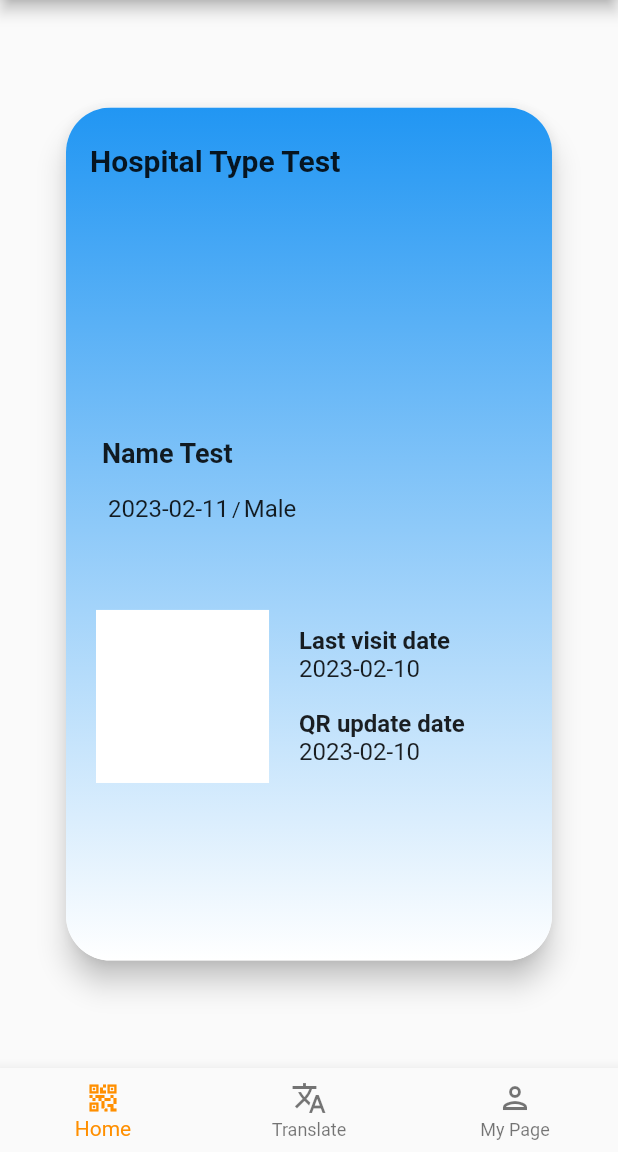
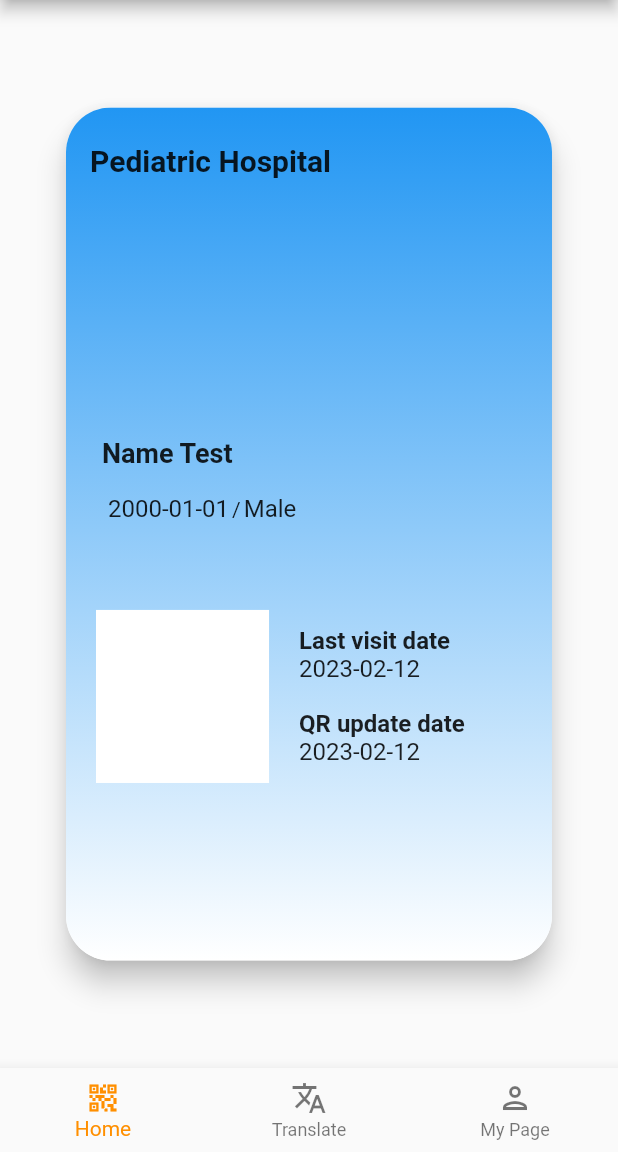
Before and after one commit to jjminsuh/stack_underflow_frontend, a Flutter app: the screen it shows after launch, on a phone screen of 412 x 824 dp, the part 84-1236 px from its top. Run offline on Flutter 3.47's test engine with Material 2 defaults, Android fonts, the phone set to English and light mode, and no system bars; drawn by our look-alikes of flip_card; our stand-ins replace google_maps_flutter, image_cropper, image_picker, qr_flutter; missing offline and left inert: google_mlkit_text_recognition.

Commit message:
fix: set data

```diff
--- a/lib/home/home_screen.dart
+++ b/lib/home/home_screen.dart
@@ -16,18 +16,18 @@ class HomeScreen extends StatefulWidget {
 }
 
 class _HomeScreenState extends State<HomeScreen> {
-  var hospitalType = "Hospital Type Test";
+  var hospitalType = "Pediatric Hospital";
   var userName = "Name Test";
-  var birthDate = "2023-02-11";
+  var birthDate = "2000-01-01";
   var gender = 0;
   var genderText = "Not selected";
-  var lastVisitDate = "2023-02-10";
-  var lastUpdateDate = "2023-02-10";
+  var lastVisitDate = "2023-02-12";
+  var lastUpdateDate = "2023-02-12";
 
   final _formKey = GlobalKey<FormState>();
-  String? _name = '';
-  String? _dob = '';
-  String? _gender = '';
+  String _name = 'Name Test';
+  String _dob = '2000-01-01';
+  String _gender = 'Male';
   String? _allergies = '';
   String? _bloodtype = '';
   String? _pastrecords = '';
@@ -237,8 +237,8 @@ class _HomeScreenState extends State<HomeScreen> {
                             begin: Alignment.topCenter,
                             end: Alignment.bottomCenter,
                             colors: [
+                            Colors.white,
                             Colors.blue,
-                            Colors.white,
                           ]
                         )
                       ),
@@ -310,60 +310,6 @@ class _HomeScreenState extends State<HomeScreen> {
                                         padding: const EdgeInsets.symmetric(vertical: 16.0, horizontal: 2.0),
                                         child: Column(
                                           children: <Widget> [
-                                            Padding(
-                                              padding: const EdgeInsets.only(left: 24.0),
-                                              child: SizedBox(
-                                                width: 200,
-                                                child: TextFormField(
-                                                  decoration: const InputDecoration(
-                                                      labelText: 'Name'),
-                                                  validator: (value) {
-                                                    if (value == null ||
-                                                        value.trim().isEmpty) {
-                                                      return 'Please enter a name';
-                                                    }
-                                                    return null;
-                                                  },
-                                                  onSaved: (value) => _name = value,
-                                                ),
-                                              ),
-                                            ),
-                                            Padding(
-                                              padding: const EdgeInsets.only(left: 24.0),
-                                              child: SizedBox(
-                                                width: 200,
-                                                child: TextFormField(
-                                                  decoration: const InputDecoration(
-                                                      labelText: 'Date of Birth'),
-                                                  validator: (value) {
-                                                    if (value == null ||
-                                                        value.trim().isEmpty) {
-                                                      return 'Please enter your date of birth';
-                                                    }
-                                                    return null;
-                                                  },
-                                                  onSaved: (value) => _dob = value,
-                                                ),
-                                              ),
-                                            ),
-                                            Padding(
-                                              padding: const EdgeInsets.only(left: 24.0),
-                                              child: SizedBox(
-                                                width: 200,
-                                                child: TextFormField(
-                                                  decoration: const InputDecoration(
-                                                      labelText: 'Gender'),
-                                                  validator: (value) {
-                                                    if (value == null ||
-                                                        value.trim().isEmpty) {
-                                                      return 'Please enter your gender';
-                                                    }
-                                                    return null;
-                                                  },
-                                                  onSaved: (value) => _gender = value,
-                                                ),
-                                              ),
-                                            ),
                                             Padding(
                                               padding: const EdgeInsets.only(left: 24.0),
                                               child: SizedBox(
@@ -498,6 +444,9 @@ class _HomeScreenState extends State<HomeScreen> {
                                     ),
                                   ],
                                 ),
+                                SizedBox(
+                                  height: heightCard,
+                                )
                               ],
                             ),
                           ],
```
